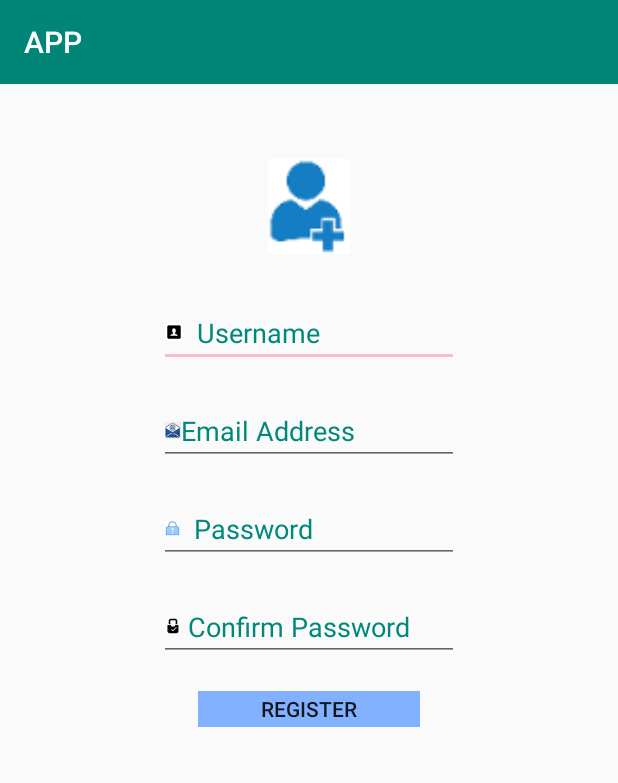
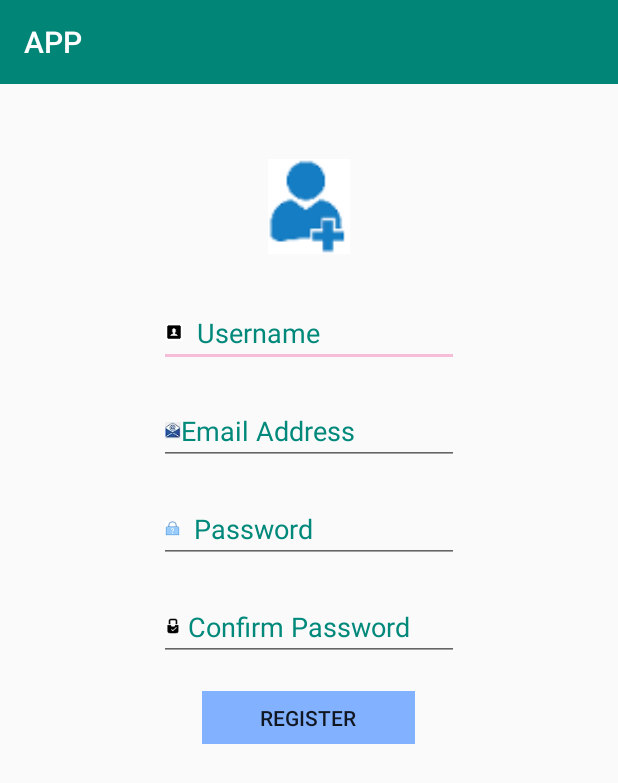
Before and after one commit to vidushaNasome/APP, an Android app: the RegisterAct screen opened directly, with no data from a screen before it, on a phone screen of 412 x 824 dp. Shown: the top 783 px of the screen. Run offline under Robolectric (Android 15) with nearby library versions, the light colour scheme and no system bars; our stand-ins replace Firebase (no records; nobody signed in at launch, a user with empty details on screens opened directly).

Commit message:
Merge branch 'master' of https://github.com/vidushaNasome/APP into New
# Conflicts:
#	app/src/main/res/drawable-xxxhdpi/Picture7.png
#	app/src/main/res/drawable-xxxhdpi/picture7.png
#	app/src/main/res/layout/activity_register.xml

```diff
--- a/app/src/main/res/layout/activity_register.xml
+++ b/app/src/main/res/layout/activity_register.xml
@@ -58,8 +58,8 @@
 
     <Button
         android:id="@+id/reg_Reg"
-        android:layout_width="148dp"
-        android:layout_height="24dp"
+        android:layout_width="142dp"
+        android:layout_height="35dp"
         android:layout_marginTop="20dp"
         android:background="#82B1FF"
         android:text="@string/Register" />
```
